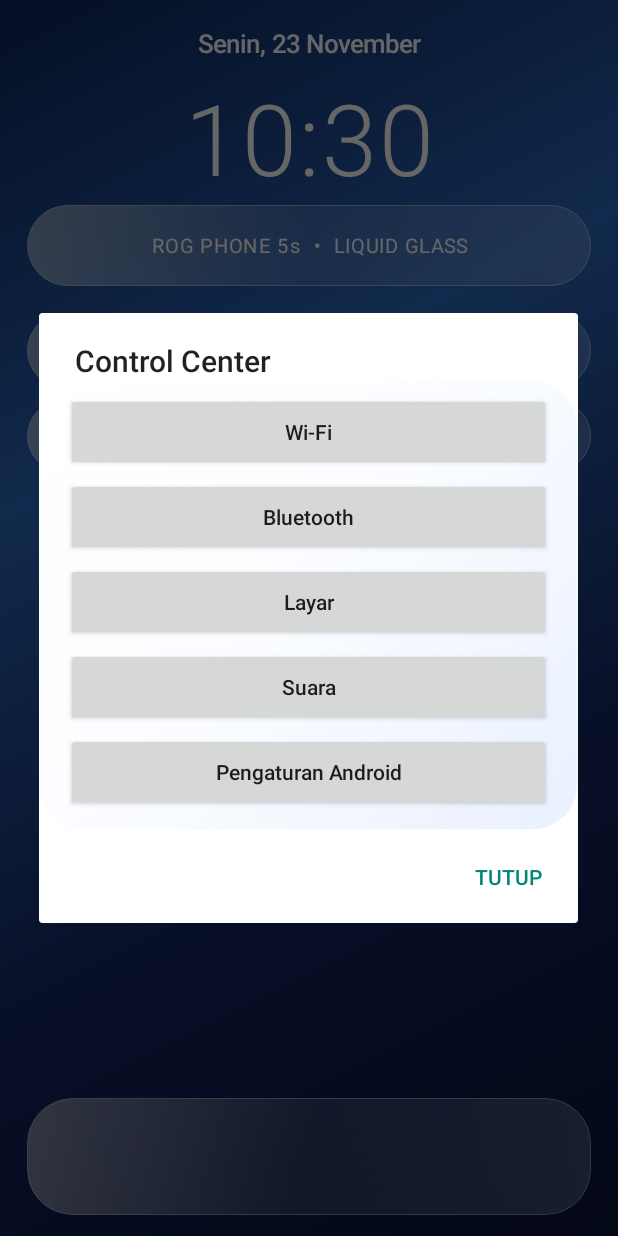
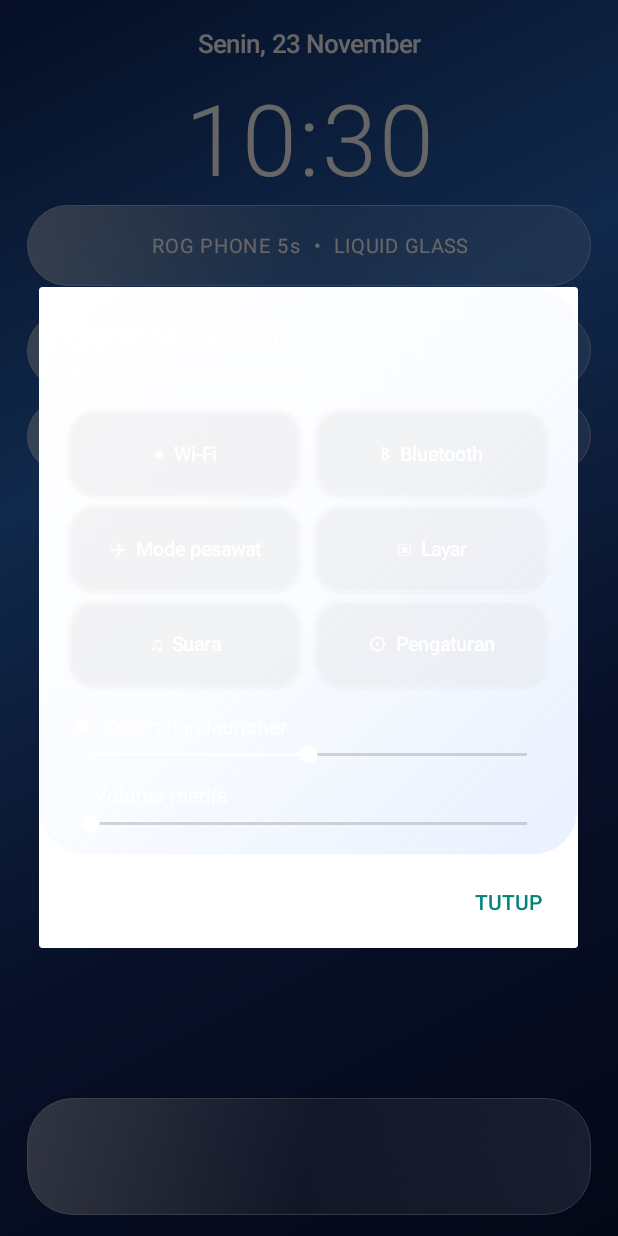
Before and after one commit to NBlaeach/ROG-Liquid-Glass-Launcher, an Android app: the screen it shows after launch (MainActivity), after a tap on "⚙ CONTROL CENTER", on a phone screen of 412 x 824 dp. Run offline under Robolectric (Android 15) with nearby library versions, the phone set to English and light mode, and no system bars.

Commit message:
Redesign Liquid Glass Control Center

```diff
--- a/app/src/main/java/id/rog/ios26launcher/MainActivity.kt
+++ b/app/src/main/java/id/rog/ios26launcher/MainActivity.kt
@@ -308,42 +308,133 @@ class MainActivity : Activity() {
     private fun showControlCenter() {
         val panel = LinearLayout(this).apply {
             orientation = LinearLayout.VERTICAL
-            setPadding(dp(18), dp(8), dp(18), dp(8))
+            setPadding(dp(18), dp(16), dp(18), dp(12))
             background = glass()
         }
 
-        val actions = listOf(
-            "Wi-Fi" to android.provider.Settings.ACTION_WIFI_SETTINGS,
-            "Bluetooth" to android.provider.Settings.ACTION_BLUETOOTH_SETTINGS,
-            "Layar" to android.provider.Settings.ACTION_DISPLAY_SETTINGS,
-            "Suara" to android.provider.Settings.ACTION_SOUND_SETTINGS,
-            "Pengaturan Android" to android.provider.Settings.ACTION_SETTINGS
-        )
+        val heading = TextView(this).apply {
+            text = "Control Center"
+            setTextColor(Color.WHITE)
+            textSize = 23f
+            typeface = Typeface.create("sans-serif-medium", Typeface.NORMAL)
+        }
+        panel.addView(heading)
 
-        actions.forEach { (label, action) ->
-            val button = Button(this).apply {
+        val subtitle = TextView(this).apply {
+            text = "ROG PHONE 5s  •  LIQUID GLASS"
+            setTextColor(Color.argb(190, 255, 255, 255))
+            textSize = 11f
+            setPadding(0, dp(3), 0, dp(14))
+        }
+        panel.addView(subtitle)
+
+        fun makeButton(label: String, action: String): Button {
+            return Button(this).apply {
                 text = label
+                setTextColor(Color.WHITE)
+                textSize = 13f
                 isAllCaps = false
+                background = rounded(Color.argb(65, 255, 255, 255), 18f)
                 setOnClickListener {
                     try {
                         startActivity(Intent(action))
                     } catch (_: Exception) {
-                        startActivity(
-                            Intent(android.provider.Settings.ACTION_SETTINGS)
+                        startActivity(Intent(android.provider.Settings.ACTION_SETTINGS))
+                    }
+                }
+            }
+        }
+
+        fun addPair(left: Pair<String, String>, right: Pair<String, String>) {
+            val row = LinearLayout(this).apply {
+                orientation = LinearLayout.HORIZONTAL
+                gravity = Gravity.CENTER
+            }
+            row.addView(
+                makeButton(left.first, left.second),
+                LinearLayout.LayoutParams(0, dp(58), 1f).apply {
+                    setMargins(dp(3), dp(3), dp(5), dp(3))
+                }
+            )
+            row.addView(
+                makeButton(right.first, right.second),
+                LinearLayout.LayoutParams(0, dp(58), 1f).apply {
+                    setMargins(dp(5), dp(3), dp(3), dp(3))
+                }
+            )
+            panel.addView(row)
+        }
+
+        addPair(
+            "◉  Wi-Fi" to android.provider.Settings.ACTION_WIFI_SETTINGS,
+            "ᛒ  Bluetooth" to android.provider.Settings.ACTION_BLUETOOTH_SETTINGS
+        )
+        addPair(
+            "✈  Mode pesawat" to android.provider.Settings.ACTION_WIRELESS_SETTINGS,
+            "▣  Layar" to android.provider.Settings.ACTION_DISPLAY_SETTINGS
+        )
+        addPair(
+            "♫  Suara" to android.provider.Settings.ACTION_SOUND_SETTINGS,
+            "⚙  Pengaturan" to android.provider.Settings.ACTION_SETTINGS
+        )
+
+        val brightnessLabel = TextView(this).apply {
+            text = "☀  Kecerahan launcher"
+            setTextColor(Color.WHITE)
+            textSize = 14f
+            setPadding(dp(4), dp(12), 0, 0)
+        }
+        panel.addView(brightnessLabel)
+
+        val brightness = SeekBar(this).apply {
+            max = 100
+            progress = 50
+            progressTintList = android.content.res.ColorStateList.valueOf(Color.WHITE)
+            thumbTintList = android.content.res.ColorStateList.valueOf(Color.WHITE)
+            setOnSeekBarChangeListener(object : SeekBar.OnSeekBarChangeListener {
+                override fun onProgressChanged(seekBar: SeekBar?, value: Int, fromUser: Boolean) {
+                    val params = window.attributes
+                    params.screenBrightness =
+                        if (value == 0) 0.01f else value / 100f
+                    window.attributes = params
+                }
+                override fun onStartTrackingTouch(seekBar: SeekBar?) {}
+                override fun onStopTrackingTouch(seekBar: SeekBar?) {}
+            })
+        }
+        panel.addView(brightness)
+
+        val audio = getSystemService(AUDIO_SERVICE) as android.media.AudioManager
+        val volumeLabel = TextView(this).apply {
+            text = "♫  Volume media"
+            setTextColor(Color.WHITE)
+            textSize = 14f
+            setPadding(dp(4), dp(8), 0, 0)
+        }
+        panel.addView(volumeLabel)
+
+        val volume = SeekBar(this).apply {
+            max = audio.getStreamMaxVolume(android.media.AudioManager.STREAM_MUSIC)
+            progress = audio.getStreamVolume(android.media.AudioManager.STREAM_MUSIC)
+            progressTintList = android.content.res.ColorStateList.valueOf(Color.WHITE)
+            thumbTintList = android.content.res.ColorStateList.valueOf(Color.WHITE)
+            setOnSeekBarChangeListener(object : SeekBar.OnSeekBarChangeListener {
+                override fun onProgressChanged(seekBar: SeekBar?, value: Int, fromUser: Boolean) {
+                    if (fromUser) {
+                        audio.setStreamVolume(
+                            android.media.AudioManager.STREAM_MUSIC,
+                            value,
+                            0
                         )
                     }
                 }
-            }
-            panel.addView(
-                button,
-                LinearLayout.LayoutParams(-1, dp(52)).apply {
-                    bottomMargin = dp(5)
-                }
-            )
+                override fun onStartTrackingTouch(seekBar: SeekBar?) {}
+                override fun onStopTrackingTouch(seekBar: SeekBar?) {}
+            })
         }
+        panel.addView(volume)
 
         android.app.AlertDialog.Builder(this)
-            .setTitle("Control Center")
             .setView(panel)
             .setNegativeButton("Tutup", null)
             .show()
```
